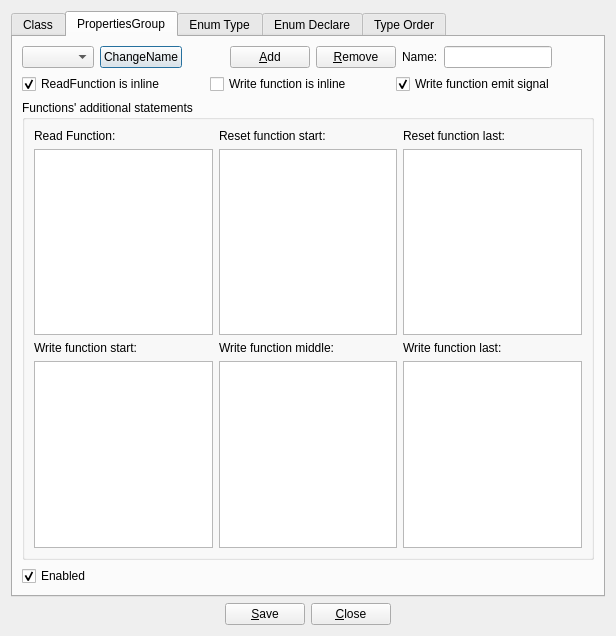
Qt form dialogset.ui (panuins/QtPropertyCodeGenerator) before a commit.
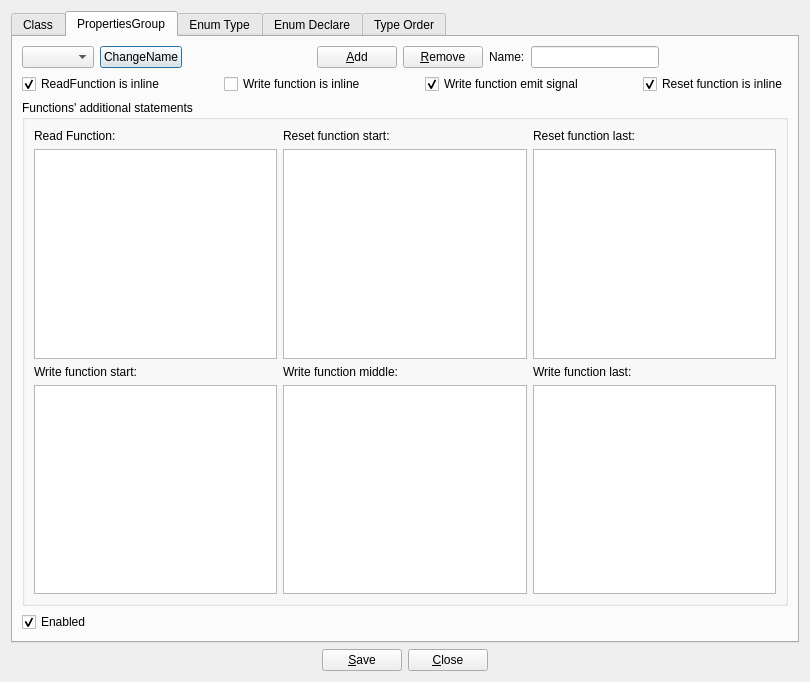
The same form after that commit. The open tabs and pages were chosen to show the change.

Commit message: On branch master 	modified:   QtPropertyCodeGenerator.pro 	modified:   classsettings.cpp 	modified:   classsettings.h 	modified:   dialogedit.cpp 	modified:   dialogedit.ui 	modified:   dialogset.cpp 	modified:   dialogset.h 	modified:   dialogset.ui 	modified:   enumtype.cpp 	modified:   enumtype.h 	modified:   propertiesgroup.cpp 	modified:   propertiesgroup.h 	modified:   property.cpp 	modified:   property.h 	modified:   sharedFunctions.h 	modified:   widget.cpp 	modified:   widget.ui 	添加存为xml文件的功能。

```diff
--- a/dialogset.ui
+++ b/dialogset.ui
@@ -6,8 +6,8 @@
    <rect>
     <x>0</x>
     <y>0</y>
-    <width>616</width>
-    <height>636</height>
+    <width>810</width>
+    <height>682</height>
    </rect>
   </property>
   <property name="windowTitle">
@@ -492,6 +492,16 @@
            </property>
           </spacer>
          </item>
+         <item>
+          <widget class="QCheckBox" name="checkBoxPropertiesGroupResetFunctionIsInline">
+           <property name="text">
+            <string>Reset function is inline</string>
+           </property>
+           <property name="checked">
+            <bool>true</bool>
+           </property>
+          </widget>
+         </item>
         </layout>
        </item>
        <item>
```
Left out of the diff: 51 changed lines with no effect on the pictures. The commit also changes 16 other files.
